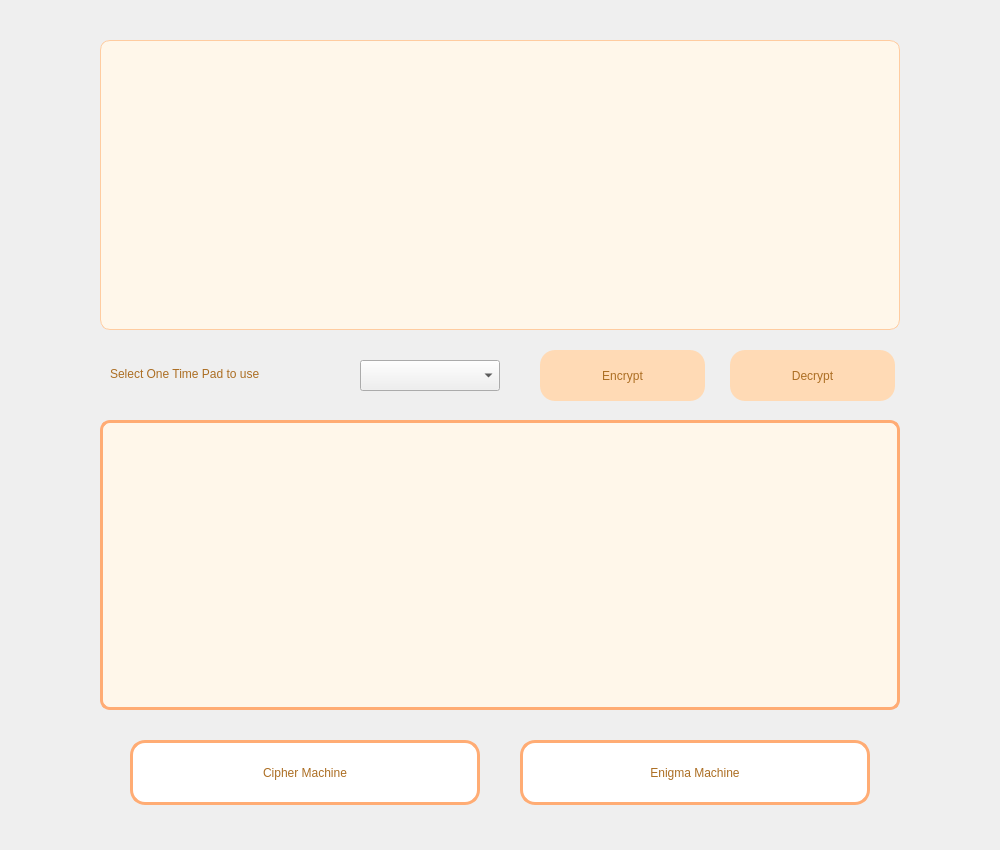
Qt form src/ui/otpgui.ui (christopherdavinn/tugascipher) before a commit.
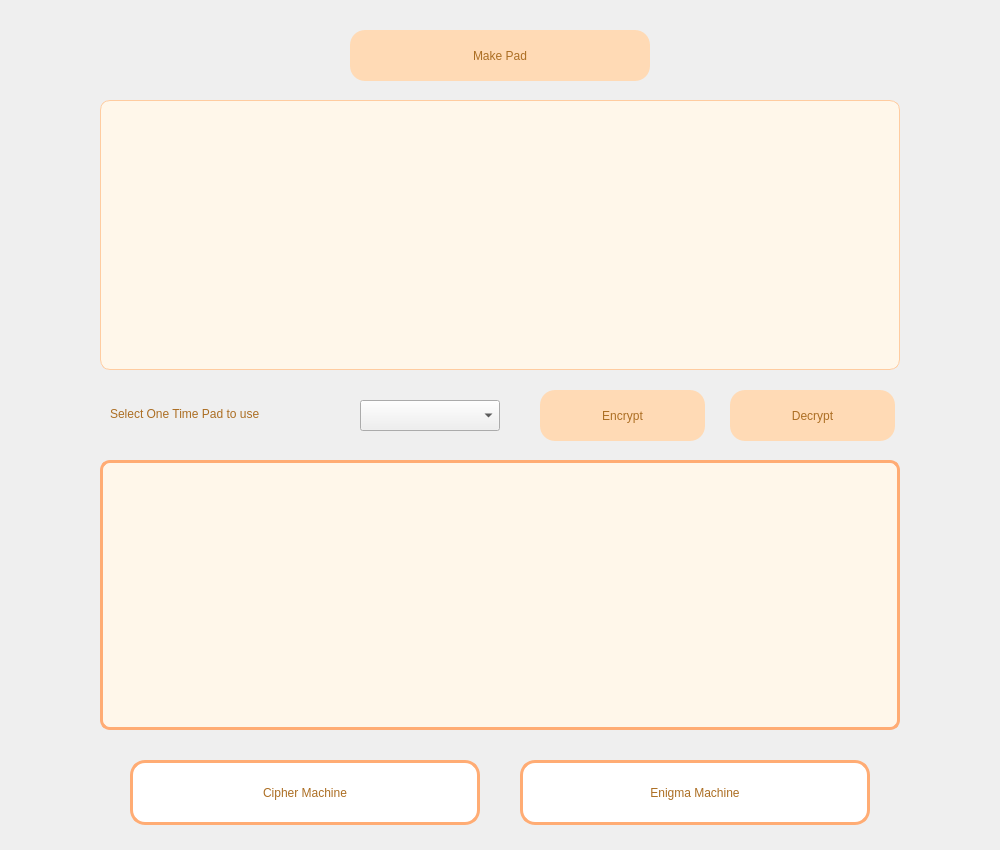
The same form after that commit.

The edit to the form file:
```diff
--- a/src/ui/otpgui.ui
+++ b/src/ui/otpgui.ui
@@ -17,9 +17,9 @@
    <property name="geometry">
     <rect>
      <x>100</x>
-     <y>40</y>
+     <y>100</y>
      <width>800</width>
-     <height>290</height>
+     <height>270</height>
     </rect>
    </property>
    <property name="minimumSize">
@@ -48,9 +48,9 @@
    <property name="geometry">
     <rect>
      <x>100</x>
-     <y>420</y>
+     <y>460</y>
      <width>800</width>
-     <height>290</height>
+     <height>270</height>
     </rect>
    </property>
    <property name="styleSheet">
@@ -72,7 +72,7 @@
    <property name="geometry">
     <rect>
      <x>540</x>
-     <y>350</y>
+     <y>390</y>
      <width>165</width>
      <height>51</height>
     </rect>
@@ -105,7 +105,7 @@
    <property name="geometry">
     <rect>
      <x>730</x>
-     <y>350</y>
+     <y>390</y>
      <width>165</width>
      <height>51</height>
     </rect>
@@ -138,7 +138,7 @@
    <property name="geometry">
     <rect>
      <x>110</x>
-     <y>360</y>
+     <y>400</y>
      <width>241</width>
      <height>28</height>
     </rect>
@@ -155,7 +155,7 @@
    <property name="geometry">
     <rect>
      <x>360</x>
-     <y>360</y>
+     <y>400</y>
      <width>140</width>
      <height>31</height>
     </rect>
@@ -165,7 +165,7 @@
    <property name="geometry">
     <rect>
      <x>520</x>
-     <y>740</y>
+     <y>760</y>
      <width>350</width>
      <height>65</height>
     </rect>
@@ -199,7 +199,7 @@
    <property name="geometry">
     <rect>
      <x>130</x>
-     <y>740</y>
+     <y>760</y>
      <width>350</width>
      <height>65</height>
     </rect>
@@ -229,6 +229,39 @@
     <string>Cipher Machine</string>
    </property>
   </widget>
+  <widget class="QPushButton" name="padBut">
+   <property name="geometry">
+    <rect>
+     <x>350</x>
+     <y>30</y>
+     <width>300</width>
+     <height>51</height>
+    </rect>
+   </property>
+   <property name="styleSheet">
+    <string notr="true">QPushButton {
+	font: 700 10pt &quot;MS Shell Dlg 2&quot;;
+	border: none;
+	border-left 2px solid transparent;
+	border-radius: 15px; 
+	background-color: #ffdab5;
+	color: #ac6e23;
+}
+
+QPushButton:hover {
+	background-color: #ffac74;
+}
+
+QPushButton:pressed {
+	background-color: #e69b69;
+	color: #fff;
+}
+</string>
+   </property>
+   <property name="text">
+    <string>Make Pad</string>
+   </property>
+  </widget>
  </widget>
  <resources/>
  <connections/>
```
